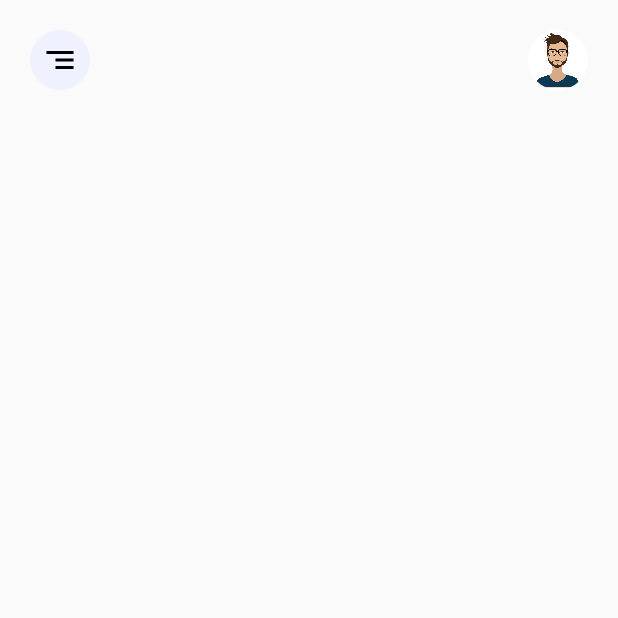
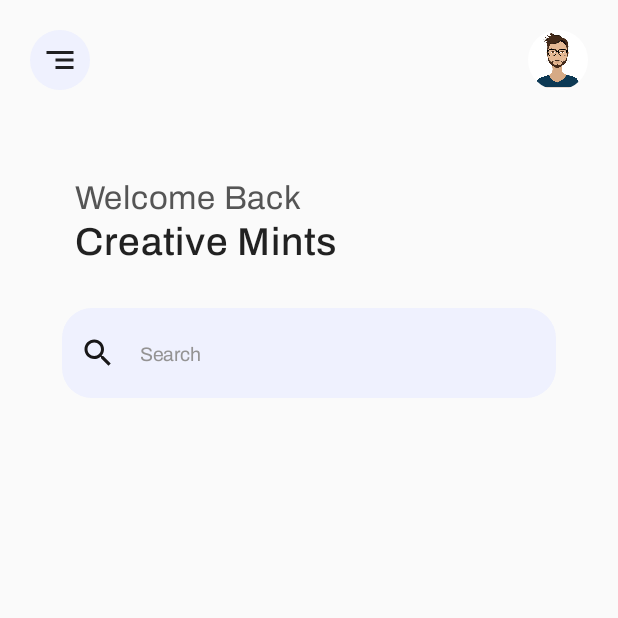
Before and after one commit to iamabdh/MoneyManager, an Android app built with Jetpack Compose: the screen it shows after launch (MainActivity), on a phone screen of 412 x 824 dp, the top half of it. Before the commit the part shown is almost empty. Run offline under Robolectric (Android 15) with nearby library versions, the phone set to English and light mode, and no system bars.

Commit message:
update: search ui

```diff
--- a/app/build.gradle
+++ b/app/build.gradle
@@ -55,7 +55,7 @@ dependencies {
     implementation 'androidx.compose.ui:ui'
     implementation 'androidx.compose.ui:ui-graphics'
     implementation 'androidx.compose.ui:ui-tooling-preview'
-    implementation 'androidx.compose.material3:material3'
+    implementation 'androidx.compose.material:material:1.1.1'
     testImplementation 'junit:junit:4.13.2'
     androidTestImplementation 'androidx.test.ext:junit:1.1.5'
     androidTestImplementation 'androidx.test.espresso:espresso-core:3.5.1'
--- a/app/src/main/java/com/example/moneymanager/MainActivity.kt
+++ b/app/src/main/java/com/example/moneymanager/MainActivity.kt
@@ -4,9 +4,7 @@ import android.os.Bundle
 import androidx.activity.ComponentActivity
 import androidx.activity.compose.setContent
 import androidx.compose.foundation.layout.fillMaxSize
-import androidx.compose.material3.MaterialTheme
-import androidx.compose.material3.Surface
-import androidx.compose.material3.Text
+import androidx.compose.material.*
 import androidx.compose.runtime.Composable
 import androidx.compose.ui.Modifier
 import androidx.compose.ui.tooling.preview.Preview
--- a/app/src/main/java/com/example/moneymanager/components/ComponentsView.kt
+++ b/app/src/main/java/com/example/moneymanager/components/ComponentsView.kt
@@ -5,7 +5,7 @@ import androidx.compose.foundation.background
 import androidx.compose.foundation.layout.Box
 import androidx.compose.foundation.layout.size
 import androidx.compose.foundation.shape.CircleShape
-import androidx.compose.material3.Icon
+import androidx.compose.material.*
 import androidx.compose.runtime.Composable
 import androidx.compose.ui.Alignment
 import androidx.compose.ui.Modifier
--- a/app/src/main/java/com/example/moneymanager/screen/HomeScreen.kt
+++ b/app/src/main/java/com/example/moneymanager/screen/HomeScreen.kt
@@ -1,26 +1,38 @@
 package com.example.moneymanager.screen
 
+import androidx.compose.foundation.Image
 import androidx.compose.foundation.background
+import androidx.compose.foundation.border
 import androidx.compose.foundation.layout.Arrangement
 import androidx.compose.foundation.layout.Box
 import androidx.compose.foundation.layout.Column
 import androidx.compose.foundation.layout.Row
+import androidx.compose.foundation.layout.Spacer
 import androidx.compose.foundation.layout.fillMaxSize
 import androidx.compose.foundation.layout.fillMaxWidth
+import androidx.compose.foundation.layout.height
+import androidx.compose.foundation.layout.offset
 import androidx.compose.foundation.layout.padding
-import androidx.compose.foundation.layout.size
-import androidx.compose.foundation.shape.CircleShape
-import androidx.compose.material3.Icon
+import androidx.compose.foundation.shape.RoundedCornerShape
+import androidx.compose.material.*
 import androidx.compose.runtime.Composable
 import androidx.compose.ui.Alignment
 import androidx.compose.ui.Modifier
+import androidx.compose.ui.draw.clip
 import androidx.compose.ui.graphics.Color
 import androidx.compose.ui.res.painterResource
+import androidx.compose.ui.text.font.FontWeight
 import androidx.compose.ui.unit.dp
+import androidx.compose.ui.unit.sp
 import com.example.moneymanager.R
 import com.example.moneymanager.components.MainHomeMenu
 import com.example.moneymanager.components.MainHomeUserImage
 import com.example.moneymanager.ui.theme.AliceBlue
+import com.example.moneymanager.ui.theme.AliceBlue1
+import com.example.moneymanager.ui.theme.Archivo
+import com.example.moneymanager.ui.theme.DavysGrey
+import com.example.moneymanager.ui.theme.SpanishGray
+
 
 @Composable
 fun HomeScreen() {
@@ -34,7 +46,44 @@ fun HomeScreen() {
         ) {
             MainHomeMenu()
             MainHomeUserImage()
+        }
+        Column(
+            modifier = Modifier
+                .fillMaxWidth()
+                .padding(start = 50.dp, top = 40.dp)
+        ) {
+            Text(text = "Welcome Back", fontSize = 22.sp, fontFamily = Archivo, color = DavysGrey)
+            Spacer(modifier = Modifier.height(3.dp))
+            Text(text = "Creative Mints", fontSize = 26.sp, fontFamily = Archivo, fontWeight = FontWeight.Medium)
+        }
+        Spacer(modifier = Modifier.height(30.dp))
+        Row(
+            horizontalArrangement = Arrangement.Center,
+            modifier = Modifier.fillMaxWidth()
+        ) {
+            TextField(
+                leadingIcon = {
+                    Image(
+                        painter = painterResource(id = R.drawable.baseline_search_24),
+                        contentDescription = ""
+                    )
+                },
+                colors = TextFieldDefaults.textFieldColors(
+                    focusedIndicatorColor = Color.Transparent,
+                    focusedLabelColor = Color.Transparent,
+                    unfocusedIndicatorColor = Color.Transparent,
+                    backgroundColor = Color.Transparent
 
+                ),
+                label = {Text("Search", fontSize = 13.sp, color = SpanishGray, fontFamily = Archivo, fontWeight = FontWeight.Normal, modifier = Modifier.offset(y = 3.dp))},
+                modifier = Modifier
+                    .clip(RoundedCornerShape(20.dp))
+                    .fillMaxWidth(0.8f)
+                    .background(AliceBlue1)
+                    .height(60.dp),
+                value = "",
+                onValueChange = {},
+            )
         }
     }
 }
--- a/app/src/main/java/com/example/moneymanager/ui/theme/Color.kt
+++ b/app/src/main/java/com/example/moneymanager/ui/theme/Color.kt
@@ -11,3 +11,6 @@ val PurpleGrey40 = Color(0xFF625b71)
 val Pink40 = Color(0xFF7D5260)
 
 val AliceBlue = Color(0xFFEFF1FE)
+val AliceBlue1 = Color(0xFFEFF1FE)
+val DavysGrey = Color(0xFF555555)
+val SpanishGray = Color(0xFF949393)
--- a/app/src/main/java/com/example/moneymanager/ui/theme/Theme.kt
+++ b/app/src/main/java/com/example/moneymanager/ui/theme/Theme.kt
@@ -3,11 +3,7 @@ package com.example.moneymanager.ui.theme
 import android.app.Activity
 import android.os.Build
 import androidx.compose.foundation.isSystemInDarkTheme
-import androidx.compose.material3.MaterialTheme
-import androidx.compose.material3.darkColorScheme
-import androidx.compose.material3.dynamicDarkColorScheme
-import androidx.compose.material3.dynamicLightColorScheme
-import androidx.compose.material3.lightColorScheme
+import androidx.compose.material.*
 import androidx.compose.runtime.Composable
 import androidx.compose.runtime.SideEffect
 import androidx.compose.ui.graphics.toArgb
@@ -15,16 +11,16 @@ import androidx.compose.ui.platform.LocalContext
 import androidx.compose.ui.platform.LocalView
 import androidx.core.view.WindowCompat
 
-private val DarkColorScheme = darkColorScheme(
+private val DarkColorScheme = darkColors(
     primary = Purple80,
     secondary = PurpleGrey80,
-    tertiary = Pink80
+    primaryVariant = Pink80
 )
 
-private val LightColorScheme = lightColorScheme(
+private val LightColorScheme = lightColors(
     primary = Purple40,
     secondary = PurpleGrey40,
-    tertiary = Pink40
+    primaryVariant = Pink40
 
     /* Other default colors to override
     background = Color(0xFFFFFBFE),
@@ -47,7 +43,7 @@ fun MoneyManagerTheme(
     val colorScheme = when {
         dynamicColor && Build.VERSION.SDK_INT >= Build.VERSION_CODES.S -> {
             val context = LocalContext.current
-            if (darkTheme) dynamicDarkColorScheme(context) else dynamicLightColorScheme(context)
+            if (darkTheme) DarkColorScheme else LightColorScheme
         }
 
         darkTheme -> DarkColorScheme
@@ -63,7 +59,7 @@ fun MoneyManagerTheme(
     }
 
     MaterialTheme(
-        colorScheme = colorScheme,
+        colors = colorScheme,
         typography = Typography,
         content = content
     )
--- a/app/src/main/java/com/example/moneymanager/ui/theme/Type.kt
+++ b/app/src/main/java/com/example/moneymanager/ui/theme/Type.kt
@@ -1,6 +1,6 @@
 package com.example.moneymanager.ui.theme
 
-import androidx.compose.material3.Typography
+import androidx.compose.material.*
 import androidx.compose.ui.text.TextStyle
 import androidx.compose.ui.text.font.Font
 import androidx.compose.ui.text.font.FontFamily
@@ -15,7 +15,7 @@ val Archivo = FontFamily(
 )
 // Set of Material typography styles to start with
 val Typography = Typography(
-    bodyLarge = TextStyle(
+    body1 = TextStyle(
         fontFamily = FontFamily.Default,
         fontWeight = FontWeight.Normal,
         fontSize = 16.sp,
--- /dev/null
+++ b/app/src/main/res/drawable/baseline_search_24.xml
@@ -0,0 +1,5 @@
+<vector android:height="24dp" android:tint="#191818"
+    android:viewportHeight="24" android:viewportWidth="24"
+    android:width="24dp" xmlns:android="http://schemas.android.com/apk/res/android">
+    <path android:fillColor="@android:color/white" android:pathData="M15.5,14h-0.79l-0.28,-0.27C15.41,12.59 16,11.11 16,9.5 16,5.91 13.09,3 9.5,3S3,5.91 3,9.5 5.91,16 9.5,16c1.61,0 3.09,-0.59 4.23,-1.57l0.27,0.28v0.79l5,4.99L20.49,19l-4.99,-5zM9.5,14C7.01,14 5,11.99 5,9.5S7.01,5 9.5,5 14,7.01 14,9.5 11.99,14 9.5,14z"/>
+</vector>
```
